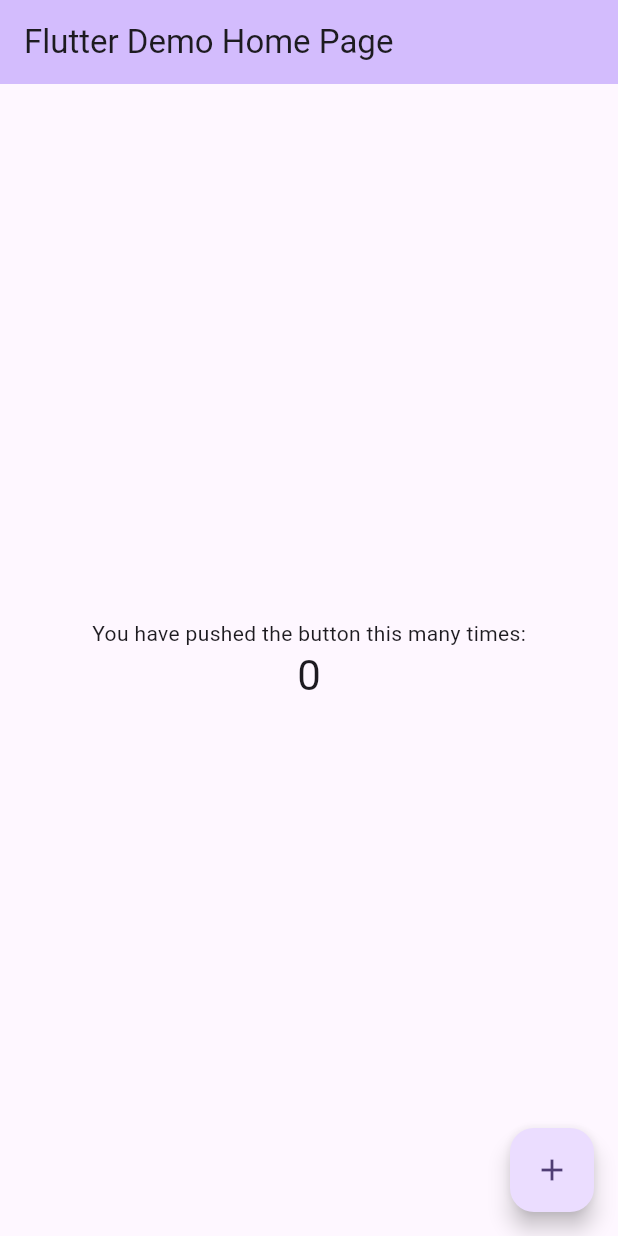
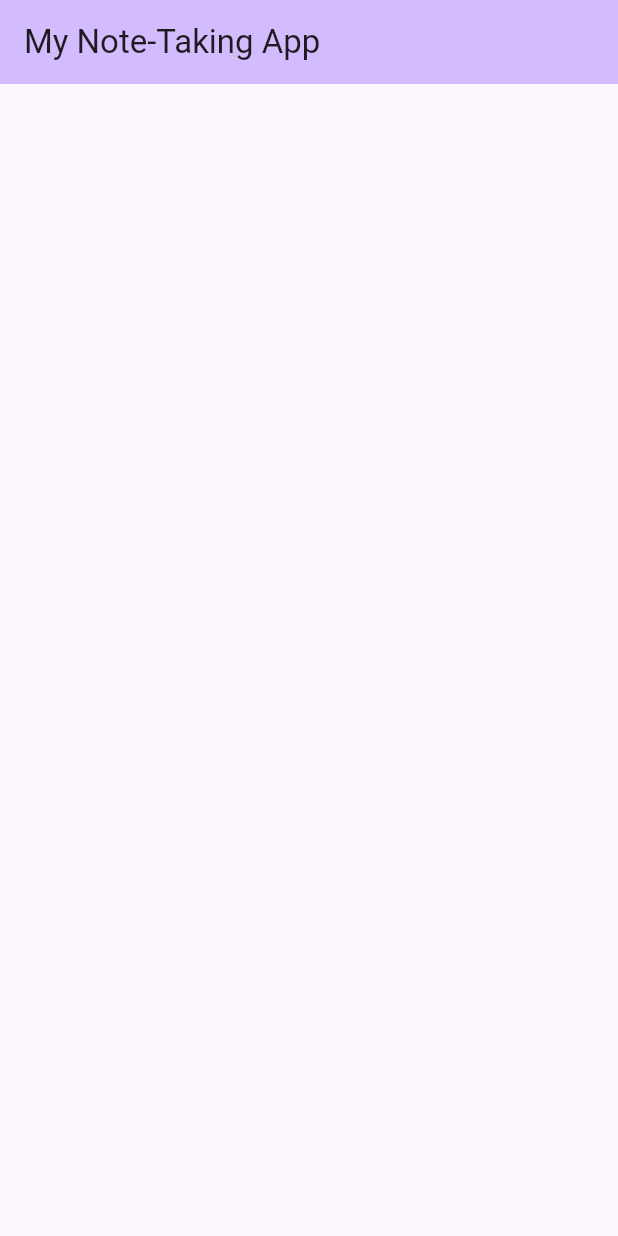
Before and after one commit to Logan-Developer/ui-lahumbert, a Flutter app: the screen it shows after launch, on a phone screen of 412 x 824 dp. Run offline on Flutter 3.47's test engine with Material 3 defaults, Android fonts, the phone set to English and light mode, and no system bars.

Commit message:
Final project: Clean-up

```diff
--- a/FinalProject/note_taking_app/lib/main.dart
+++ b/FinalProject/note_taking_app/lib/main.dart
@@ -1,4 +1,6 @@
 import 'package:flutter/material.dart';
+
+import 'pages/home_page.dart';
 
 void main() {
   runApp(const MyApp());
@@ -7,119 +9,15 @@
 class MyApp extends StatelessWidget {
   const MyApp({super.key});
 
-  // This widget is the root of your application.
   @override
   Widget build(BuildContext context) {
     return MaterialApp(
-      title: 'Flutter Demo',
+      title: 'My Note-Taking App',
       theme: ThemeData(
-        // This is the theme of your application.
-        //
-        // TRY THIS: Try running your application with "flutter run". You'll see
-        // the application has a purple toolbar. Then, without quitting the app,
-        // try changing the seedColor in the colorScheme below to Colors.green
-        // and then invoke "hot reload" (save your changes or press the "hot
-        // reload" button in a Flutter-supported IDE, or press "r" if you used
-        // the command line to start the app).
-        //
-        // Notice that the counter didn't reset back to zero; the application
-        // state is not lost during the reload. To reset the state, use hot
-        // restart instead.
-        //
-        // This works for code too, not just values: Most code changes can be
-        // tested with just a hot reload.
         colorScheme: ColorScheme.fromSeed(seedColor: Colors.deepPurple),
         useMaterial3: true,
       ),
-      home: const MyHomePage(title: 'Flutter Demo Home Page'),
+      home: const HomePage(title: 'My Note-Taking App'),
     );
   }
 }
-
-class MyHomePage extends StatefulWidget {
-  const MyHomePage({super.key, required this.title});
-
-  // This widget is the home page of your application. It is stateful, meaning
-  // that it has a State object (defined below) that contains fields that affect
-  // how it looks.
-
-  // This class is the configuration for the state. It holds the values (in this
-  // case the title) provided by the parent (in this case the App widget) and
-  // used by the build method of the State. Fields in a Widget subclass are
-  // always marked "final".
-
-  final String title;
-
-  @override
-  State<MyHomePage> createState() => _MyHomePageState();
-}
-
-class _MyHomePageState extends State<MyHomePage> {
-  int _counter = 0;
-
-  void _incrementCounter() {
-    setState(() {
-      // This call to setState tells the Flutter framework that something has
-      // changed in this State, which causes it to rerun the build method below
-      // so that the display can reflect the updated values. If we changed
-      // _counter without calling setState(), then the build method would not be
-      // called again, and so nothing would appear to happen.
-      _counter++;
-    });
-  }
-
-  @override
-  Widget build(BuildContext context) {
-    // This method is rerun every time setState is called, for instance as done
-    // by the _incrementCounter method above.
-    //
-    // The Flutter framework has been optimized to make rerunning build methods
-    // fast, so that you can just rebuild anything that needs updating rather
-    // than having to individually change instances of widgets.
-    return Scaffold(
-      appBar: AppBar(
-        // TRY THIS: Try changing the color here to a specific color (to
-        // Colors.amber, perhaps?) and trigger a hot reload to see the AppBar
-        // change color while the other colors stay the same.
-        backgroundColor: Theme.of(context).colorScheme.inversePrimary,
-        // Here we take the value from the MyHomePage object that was created by
-        // the App.build method, and use it to set our appbar title.
-        title: Text(widget.title),
-      ),
-      body: Center(
-        // Center is a layout widget. It takes a single child and positions it
-        // in the middle of the parent.
-        child: Column(
-          // Column is also a layout widget. It takes a list of children and
-          // arranges them vertically. By default, it sizes itself to fit its
-          // children horizontally, and tries to be as tall as its parent.
-          //
-          // Column has various properties to control how it sizes itself and
-          // how it positions its children. Here we use mainAxisAlignment to
-          // center the children vertically; the main axis here is the vertical
-          // axis because Columns are vertical (the cross axis would be
-          // horizontal).
-          //
-          // TRY THIS: Invoke "debug painting" (choose the "Toggle Debug Paint"
-          // action in the IDE, or press "p" in the console), to see the
-          // wireframe for each widget.
-          mainAxisAlignment: MainAxisAlignment.center,
-          children: <Widget>[
-            const Text(
-              'You have pushed the button this many times:',
-            ),
-            Text(
-              '$_counter',
-              style: Theme.of(context).textTheme.headlineMedium,
-            ),
-          ],
-        ),
-      ),
-      floatingActionButton: FloatingActionButton(
-        onPressed: _incrementCounter,
-        tooltip: 'Increment',
-        child: const Icon(Icons.add),
-      ), // This trailing comma makes auto-formatting nicer for build methods.
-    );
-  }
-}
--- /dev/null
+++ b/FinalProject/note_taking_app/lib/pages/home_page.dart
@@ -0,0 +1,22 @@
+import 'package:flutter/material.dart';
+
+class HomePage extends StatefulWidget {
+  const HomePage({super.key, required this.title});
+
+  final String title;
+
+  @override
+  State<HomePage> createState() => _HomePageState();
+}
+
+class _HomePageState extends State<HomePage> {
+  @override
+  Widget build(BuildContext context) {
+    return Scaffold(
+      appBar: AppBar(
+        backgroundColor: Theme.of(context).colorScheme.inversePrimary,
+        title: Text(widget.title),
+      ),
+    );
+  }
+}
```
